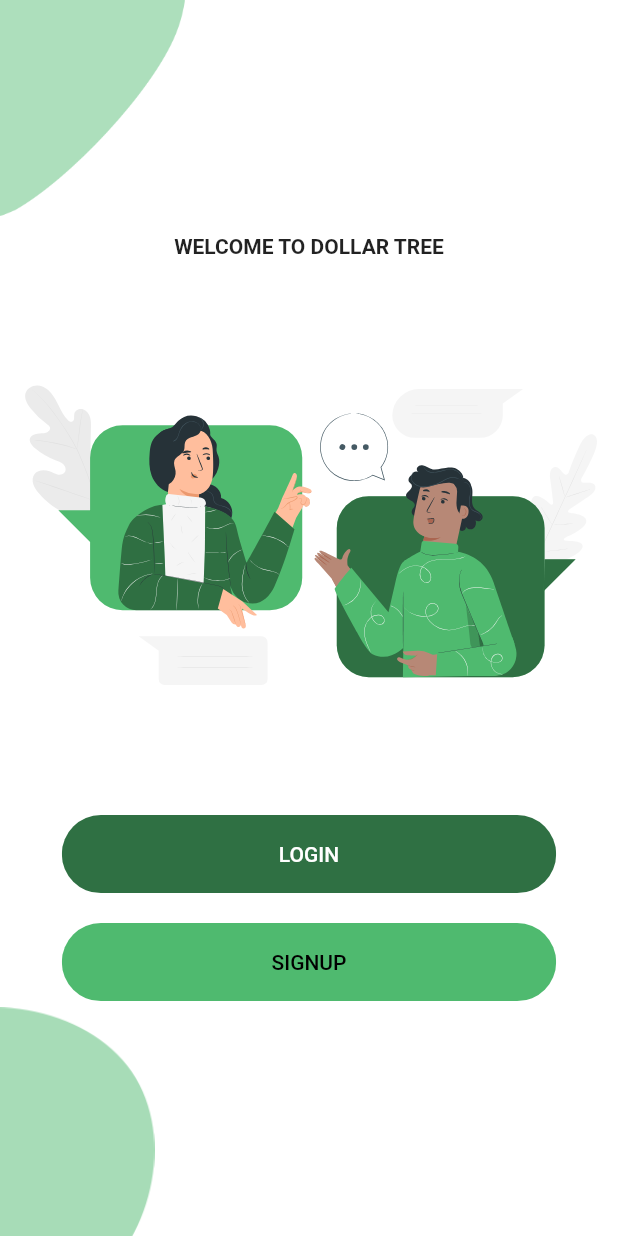
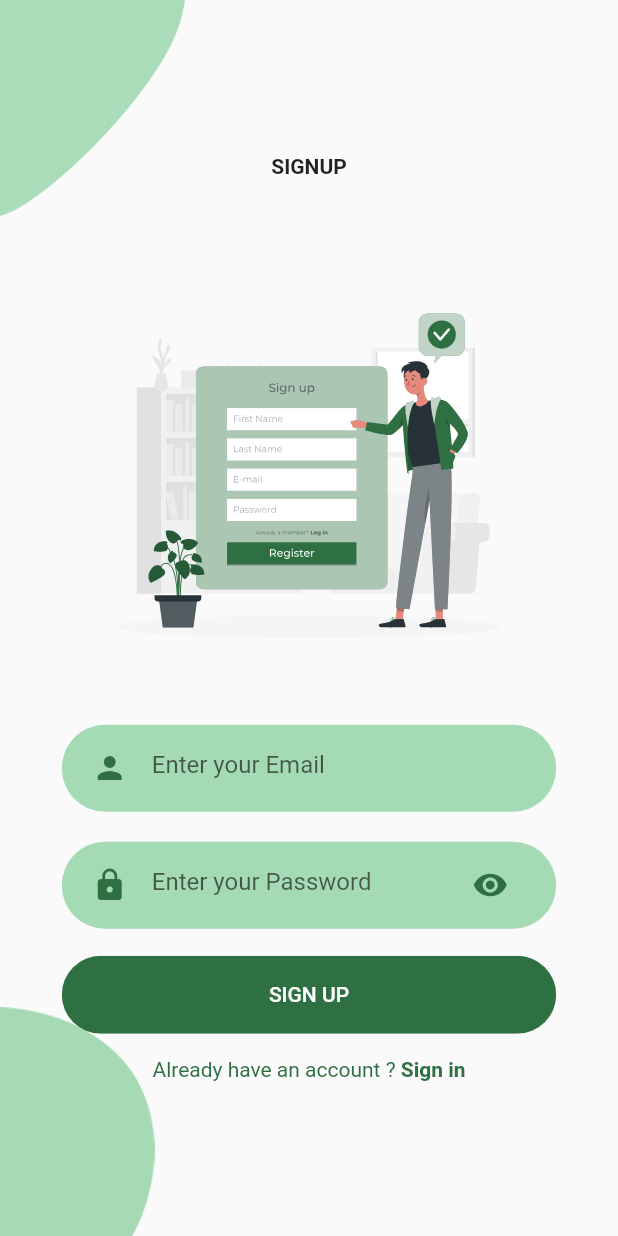
Before and after one commit to Crucialjun/dollar_tree, a Flutter app: the screen it shows after launch, after a tap on "SIGNUP", on a phone screen of 412 x 824 dp. Run offline on Flutter 3.47's test engine with Material 2 defaults, Android fonts, the light colour scheme and no system bars; our stand-ins replace animated_text_kit, firebase_core, flutter_svg, lottie; accounts and stored records are empty.

Commit message:
sign up screen

```diff
--- /dev/null
+++ b/lib/features/auth/screens/sign_up_screen.dart
@@ -0,0 +1,73 @@
+import 'package:dollar_tree/constants.dart';
+import 'package:dollar_tree/features/auth/widgets/auth_screens_background.dart';
+import 'package:dollar_tree/features/common/widgets/app_rounded_button.dart';
+import 'package:dollar_tree/features/common/widgets/app_rounded_input_field.dart';
+import 'package:flutter/material.dart';
+import 'package:flutter_svg/flutter_svg.dart';
+
+class SignupScreen extends StatelessWidget {
+  static const String routeName = "signup_screen";
+  const SignupScreen({super.key});
+
+  @override
+  Widget build(BuildContext context) {
+    Size size = MediaQuery.of(context).size;
+    return Scaffold(
+      body: SafeArea(
+        child: SingleChildScrollView(
+          child: AuthScreensBackground(
+            body:
+                Column(mainAxisAlignment: MainAxisAlignment.center, children: [
+              const Text(
+                "SIGNUP",
+                style: TextStyle(fontWeight: FontWeight.bold),
+              ),
+              SizedBox(
+                height: size.height * 0.03,
+              ),
+              SvgPicture.asset(
+                "assets/svgs/signup.svg",
+                height: size.height * 0.4,
+              ),
+              const RoundedTextInput(
+                  hintText: "Enter your Email", icon: Icons.person),
+              const RoundedTextInput(
+                obscureText: true,
+                hintText: "Enter your Password",
+                icon: Icons.lock,
+                suffixIcon: Icons.visibility,
+              ),
+              const SizedBox(
+                height: 8,
+              ),
+              AppRoundedButton(
+                text: "SIGN UP",
+                onPressed: () {},
+              ),
+              const SizedBox(
+                height: 16,
+              ),
+              Row(
+                mainAxisAlignment: MainAxisAlignment.center,
+                children: [
+                  const Text(
+                    "Already have an account ? ",
+                    style: TextStyle(color: kPrimaryColor),
+                  ),
+                  InkWell(
+                    onTap: () {},
+                    child: const Text(
+                      "Sign in",
+                      style: TextStyle(
+                          color: kPrimaryColor, fontWeight: FontWeight.bold),
+                    ),
+                  )
+                ],
+              )
+            ]),
+          ),
+        ),
+      ),
+    );
+  }
+}
--- a/lib/features/auth/screens/welcome_screen.dart
+++ b/lib/features/auth/screens/welcome_screen.dart
@@ -1,5 +1,6 @@
 import 'package:dollar_tree/constants.dart';
 import 'package:dollar_tree/features/auth/screens/sign_in_screen.dart';
+import 'package:dollar_tree/features/auth/screens/sign_up_screen.dart';
 import 'package:dollar_tree/features/auth/widgets/auth_screens_background.dart';
 import 'package:dollar_tree/features/common/widgets/app_rounded_button.dart';
 import 'package:flutter/material.dart';
@@ -53,7 +54,9 @@
                 color: kPrimaryLightColor,
                 foregroundColor: Colors.black,
                 text: "SIGNUP",
-                onPressed: () {},
+                onPressed: () {
+                  Navigator.pushNamed(context, SignupScreen.routeName);
+                },
               )
             ],
           ),
--- a/lib/router.dart
+++ b/lib/router.dart
@@ -1,4 +1,5 @@
 import 'package:dollar_tree/features/auth/screens/sign_in_screen.dart';
+import 'package:dollar_tree/features/auth/screens/sign_up_screen.dart';
 import 'package:dollar_tree/features/auth/screens/welcome_screen.dart';
 import 'package:dollar_tree/features/common/screens/error_screen.dart';
 import 'package:dollar_tree/features/splash/screens/splash_screen.dart';
@@ -12,6 +13,8 @@
       return MaterialPageRoute(builder: ((context) => const WelcomeScreen()));
     case SigninScreen.routeName:
       return MaterialPageRoute(builder: ((context) => const SigninScreen()));
+    case SignupScreen.routeName:
+      return MaterialPageRoute(builder: ((context) => const SignupScreen()));
     default:
       return MaterialPageRoute(builder: ((context) => const ErrorScreen()));
   }
```
Also changed, not shown: assets/svgs/signup.svg (added).
